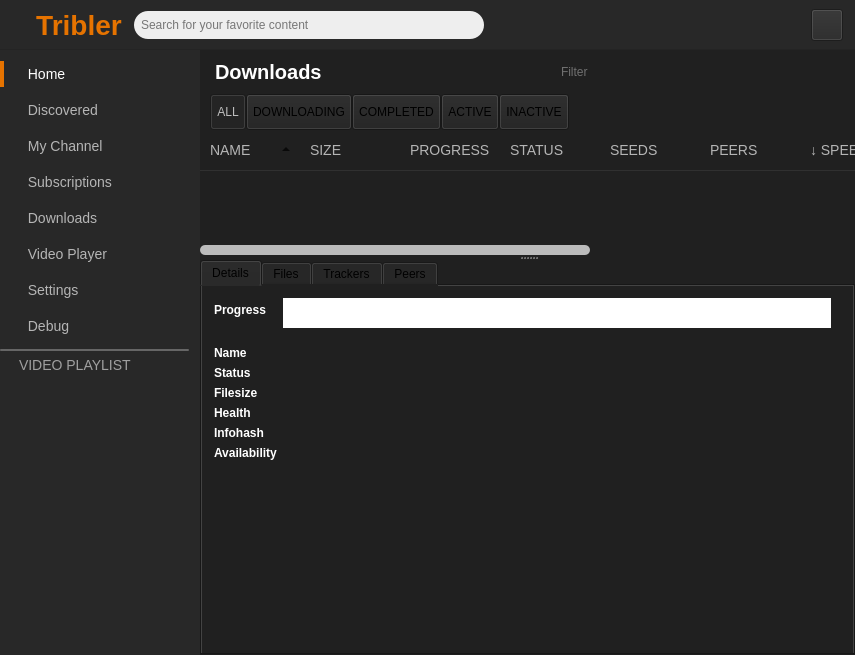
Before: the Qt Designer form TriblerGUI/qt_resources/mainwindow.ui in Tribler/tribler, drawn with Qt 5.
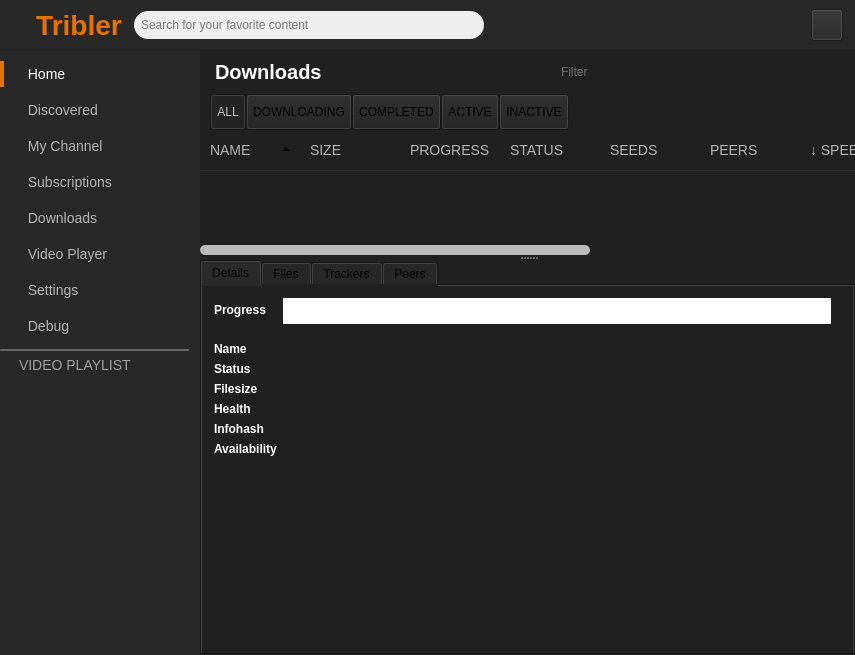
After: the same form once the commit is applied. Icons and pictures are not drawn. Custom widgets are drawn as their Qt base class.

Commit message: Fixed download/play buttons

The edit to the form file:
```diff
--- a/TriblerGUI/qt_resources/mainwindow.ui
+++ b/TriblerGUI/qt_resources/mainwindow.ui
@@ -7412,7 +7412,7 @@
                        <x>0</x>
                        <y>0</y>
                        <width>647</width>
-                       <height>373</height>
+                       <height>382</height>
                       </rect>
                      </property>
                      <layout class="QFormLayout" name="formLayout_4">
@@ -7550,13 +7550,13 @@
                         <property name="minimumSize">
                          <size>
                           <width>0</width>
-                          <height>30</height>
+                          <height>26</height>
                          </size>
                         </property>
                         <property name="maximumSize">
                          <size>
                           <width>600000</width>
-                          <height>30</height>
+                          <height>26</height>
                          </size>
                         </property>
                         <property name="styleSheet">
```
The commit also changes 5 other files.
